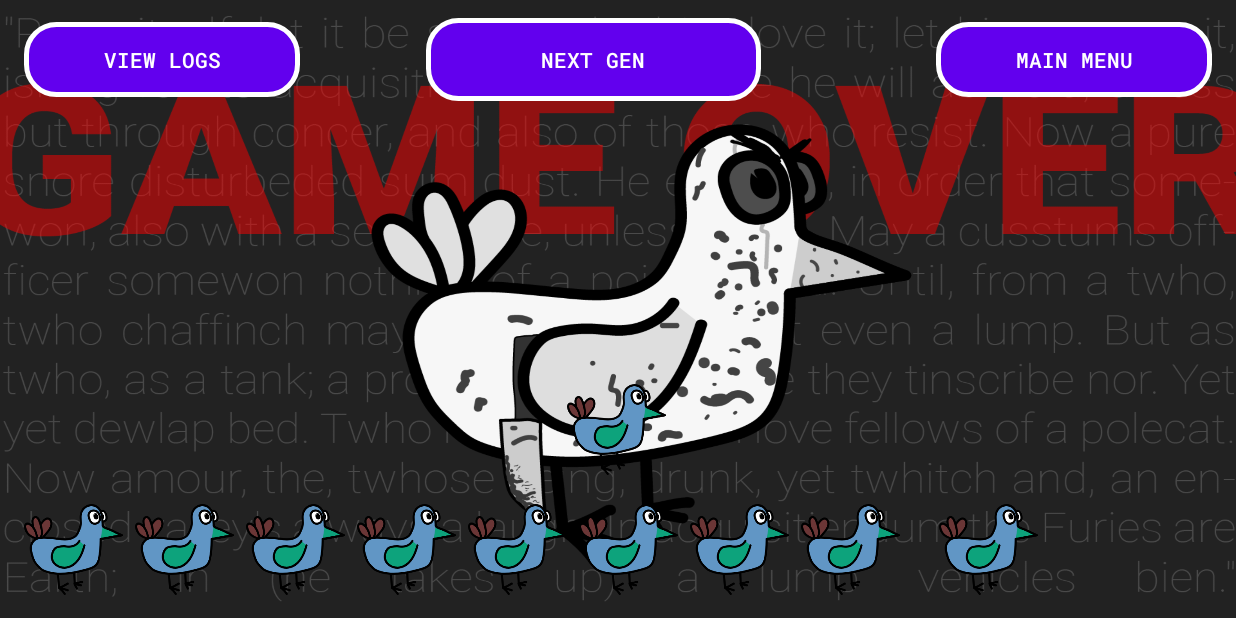
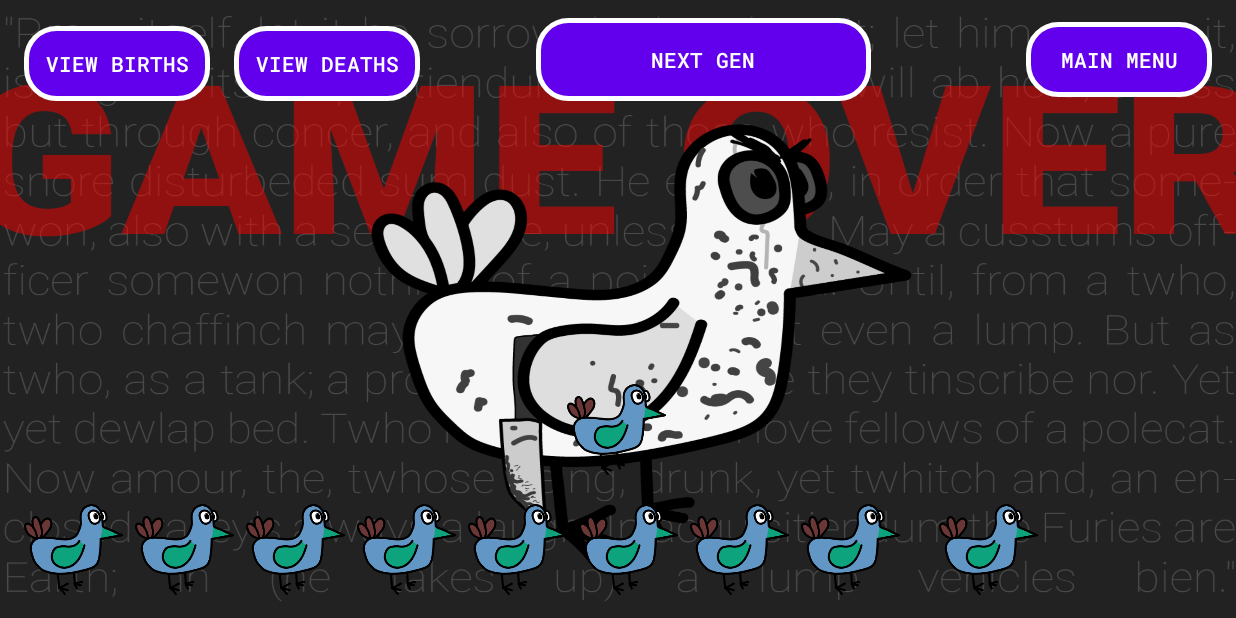
Before and after one commit to CTOverton/like-birbs, an Android app: the Game screen opened directly, with no data from a screen before it, on a phone screen of 824 x 412 dp (held sideways). Run offline under Robolectric (Android 15) with nearby library versions, the phone set to English and light mode, and no system bars; our stand-ins replace Room's generated code; libraries missing offline, so code that uses them is left out: com.devs.vectorchildfinder; 10 statements that could not run were skipped.

Commit message:
Fixed Logs and Colors

```diff
--- a/app/src/main/java/edu/psu/cto5068/like_birbs/game/DisplayLogDialog.java
+++ b/app/src/main/java/edu/psu/cto5068/like_birbs/game/DisplayLogDialog.java
@@ -58,8 +58,8 @@ public class DisplayLogDialog extends DialogFragment {
         builder
                 .setTitle(type ? "Birb Death Logs" : "Birb Birth Logs")
                 .setView(inflater.inflate(R.layout.logs_view, null))
-                .setAdapter(adapter, null)
-                .setPositiveButton(type ? "View Births" : "View Deaths", new DialogInterface.OnClickListener() {
+                .setAdapter(adapter, null);
+/*                .setPositiveButton(type ? "View Births" : "View Deaths", new DialogInterface.OnClickListener() {
                     public void onClick(DialogInterface dialog, int id) {
                         listener.onLogDialogPositiveClick(DisplayLogDialog.this);
                     }
@@ -68,7 +68,7 @@ public class DisplayLogDialog extends DialogFragment {
                     public void onClick(DialogInterface dialog, int id) {
                         listener.onLogDialogNegativeClick(DisplayLogDialog.this);
                     }
-                });
+                });*/
         return builder.create();
     }
 }
--- a/app/src/main/res/layout/activity_game.xml
+++ b/app/src/main/res/layout/activity_game.xml
@@ -9,20 +9,38 @@
     tools:context=".Game" >
 
     <Button
-        android:id="@+id/view_logs"
-        android:layout_width="184dp"
+        android:id="@+id/view_birth_logs"
+        android:layout_width="124dp"
         android:layout_height="50dp"
         android:layout_marginStart="16dp"
         android:background="@drawable/round_button"
         android:backgroundTint="@color/design_default_color_primary"
         android:backgroundTintMode="add"
         android:fontFamily="@font/roboto_mono_medium"
-        android:text="@string/view_logs"
+        android:onClick="gameClick"
+        android:text="@string/view_birth_logs"
         android:textColor="#FFFFFF"
-        android:onClick="gameClick"
         app:layout_constraintBottom_toBottomOf="@+id/next_gen"
         app:layout_constraintStart_toStartOf="parent"
-        app:layout_constraintTop_toTopOf="@+id/next_gen" />
+        app:layout_constraintTop_toTopOf="@+id/next_gen"
+        app:layout_constraintVertical_bias="1.0" />
+
+    <Button
+        android:id="@+id/view_death_logs"
+        android:layout_width="124dp"
+        android:layout_height="50dp"
+        android:layout_marginStart="16dp"
+        android:background="@drawable/round_button"
+        android:backgroundTint="@color/design_default_color_primary"
+        android:backgroundTintMode="add"
+        android:fontFamily="@font/roboto_mono_medium"
+        android:onClick="gameClick"
+        android:text="@string/view_death_logs"
+        android:textColor="#FFFFFF"
+        app:layout_constraintBottom_toBottomOf="@+id/next_gen"
+        app:layout_constraintStart_toEndOf="@id/view_birth_logs"
+        app:layout_constraintTop_toTopOf="@+id/next_gen"
+        app:layout_constraintVertical_bias="1.0" />
 
     <Button
         android:id="@+id/next_gen"
@@ -40,12 +58,12 @@
 
         app:layout_constraintEnd_toStartOf="@+id/main_menu"
         app:layout_constraintHorizontal_bias="0.325"
-        app:layout_constraintStart_toEndOf="@+id/view_logs"
+        app:layout_constraintStart_toEndOf="@+id/view_death_logs"
         app:layout_constraintTop_toTopOf="parent" />
 
     <Button
         android:id="@+id/main_menu"
-        android:layout_width="184dp"
+        android:layout_width="124dp"
         android:layout_height="50dp"
         android:layout_marginEnd="16dp"
         android:background="@drawable/round_button"
--- a/app/src/main/res/values/strings.xml
+++ b/app/src/main/res/values/strings.xml
@@ -41,4 +41,6 @@
     <string name="customize_lbl_strength_num">0%</string>
     <string name="customize_lbl_birbname">Gerold</string>
     <string name="customize_lbl_birbnum">1/10</string>
+    <string name="view_death_logs">View Deaths</string>
+    <string name="view_birth_logs">View Births</string>
 </resources>
```
Also changed, not shown: app/src/main/java/edu/psu/cto5068/like_birbs/Enviorment.java (+11 -1 lines), app/src/main/java/edu/psu/cto5068/like_birbs/Game.java (+19 -1 lines), app/src/main/res/layout/logs_view.xml (+4 -13 lines).
